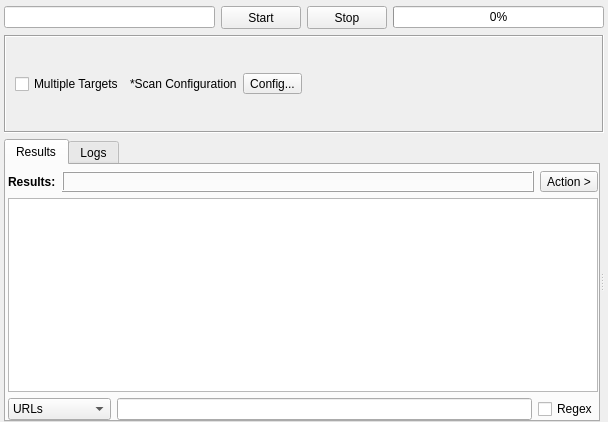
Above: sub3suite/src/tools/url/URLTool.ui from 3nock/OTE before the change. Below: the same form after it.
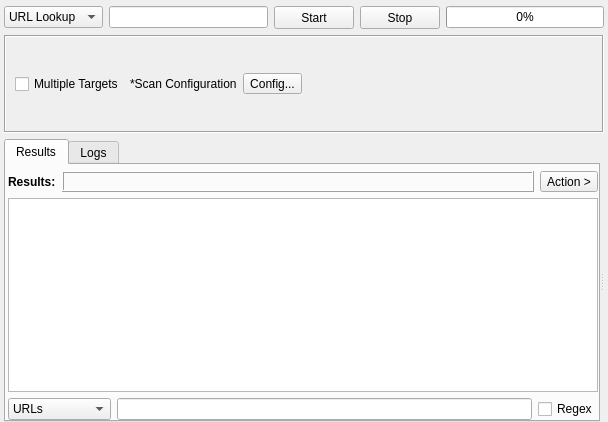
That is the form after the change. Custom widgets are drawn as their Qt base class.

Patch:
```diff
--- a/sub3suite/src/tools/url/URLTool.ui
+++ b/sub3suite/src/tools/url/URLTool.ui
@@ -31,6 +31,15 @@
    </property>
    <item>
     <layout class="QHBoxLayout" name="horizontalLayout_5">
+     <item>
+      <widget class="QComboBox" name="comboBox">
+       <item>
+        <property name="text">
+         <string>URL Lookup</string>
+        </property>
+       </item>
+      </widget>
+     </item>
      <item>
       <widget class="QLineEdit" name="lineEditTarget"/>
      </item>
```
